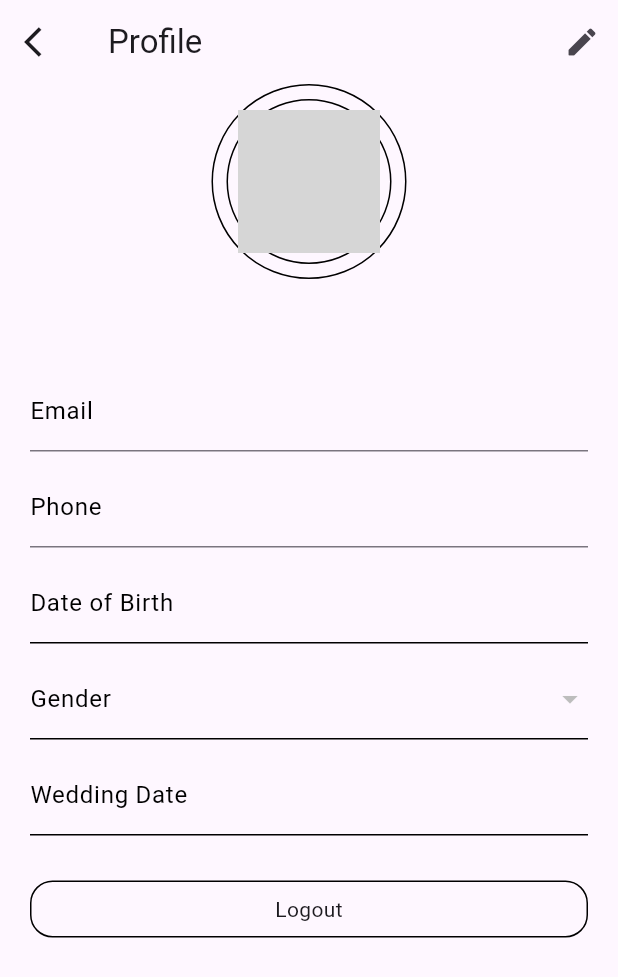
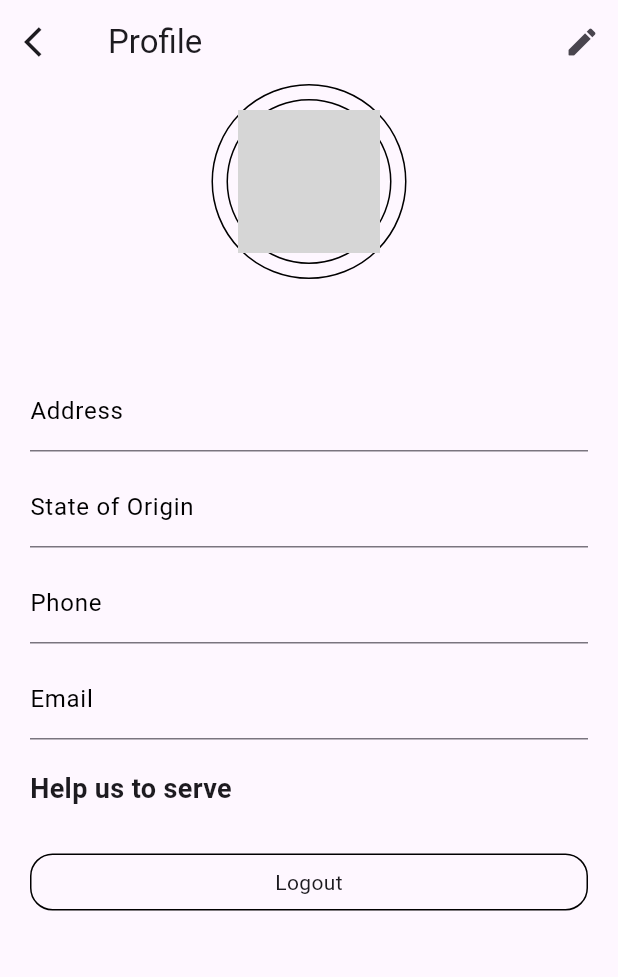
Before and after one commit to NigilDharsan/VilFresh, a Flutter app: the ProfileScreen screen opened directly, on a phone screen of 412 x 824 dp. Shown: the top 977 px of the screen. Run offline on Flutter 3.47's test engine with Material 3 defaults, Android fonts, the phone set to English and light mode, and no system bars; our stand-ins replace calendar_date_picker2, carousel_slider, dio, flutter_dash, flutter_easyloading, flutter_riverpod and 13 more; accounts and stored records are empty; generated files the repository leaves out were written again; network calls fail; project files that could hold a hidden picture were left out; grey boxes are pictures that could not be loaded.

Commit message:
Help and Support design changes and api updated

```diff
--- a/lib/Src/Home_DashBoard_Ui/NavDrawar.dart
+++ b/lib/Src/Home_DashBoard_Ui/NavDrawar.dart
@@ -2,7 +2,7 @@ import 'package:flutter/material.dart';
 import 'package:flutter_gen/gen_l10n/app_localizations.dart';
 import 'package:vilfresh/Common_Widgets/Bottom_Navigation_Bar.dart';
 import 'package:vilfresh/Common_Widgets/Image_Path.dart';
-import 'package:vilfresh/Src/Contact_Us_Ui/Help_Support_List.dart';
+import 'package:vilfresh/Src/Contact_Us_Ui/HelpSupportHome.dart';
 import 'package:vilfresh/Src/Holidays_Ui/Holidays_Screen.dart';
 import 'package:vilfresh/Src/Language/LanguageList.dart';
 import 'package:vilfresh/Src/Refer_And_Earn_Ui/Refer_And_Earn_Screen.dart';
@@ -148,7 +148,7 @@ class NavDrawer extends StatelessWidget {
                     Navigator.push(
                         context,
                         MaterialPageRoute(
-                            builder: (context) => Help_SupportList()));
+                            builder: (context) => HelpSupportHome()));
                   }),
               //Terms & Conditions
               SideMenu(
--- a/lib/Src/My_Order_Ui/My_Order_Screen.dart
+++ b/lib/Src/My_Order_Ui/My_Order_Screen.dart
@@ -162,7 +162,7 @@ Widget buildOrderDetailRow(String label, String value) {
       ),
       children: [
         TextSpan(
-          text: label.padRight(15), // Adds consistent padding after the label
+          text: label, // Adds consistent padding after the label
           style: TextStyle(fontWeight: FontWeight.bold),
         ),
         TextSpan(
--- a/lib/Src/Profile_UI/ProfileScreen.dart
+++ b/lib/Src/Profile_UI/ProfileScreen.dart
@@ -6,6 +6,7 @@ import 'package:flutter/services.dart';
 import 'package:flutter_riverpod/flutter_riverpod.dart';
 import 'package:image_picker/image_picker.dart';
 import 'package:intl/intl.dart';
+import 'package:vilfresh/Src/Sign_Up_Ui/Survey_Screen.dart';
 import 'package:vilfresh/utilits/ApiService.dart';
 import 'package:vilfresh/utilits/Generic.dart';
 
@@ -17,6 +18,9 @@ class ProfileScreen extends ConsumerStatefulWidget {
 }
 
 class _ProfileScreenState extends ConsumerState<ProfileScreen> {
+  TextEditingController _address = TextEditingController();
+  TextEditingController _stateoforigin = TextEditingController();
+
   TextEditingController _username = TextEditingController();
   TextEditingController _email = TextEditingController();
   TextEditingController _phone = TextEditingController();
@@ -132,9 +136,14 @@ class _ProfileScreenState extends ConsumerState<ProfileScreen> {
         ),
         body: result.when(
           data: (data) {
-            _username.text = data?.data?[0].userName ?? "";
-            _phone.text = data?.data?[0].mobileNo ?? "";
-            _email.text = data?.data?[0].email ?? "";
+            _username.text = _username.text == ""
+                ? (data?.data?[0].userName ?? "")
+                : _username.text;
+            _phone.text = _phone.text == ""
+                ? (data?.data?[0].mobileNo ?? "")
+                : _phone.text;
+            _email.text =
+                _email.text == "" ? (data?.data?[0].email ?? "") : _email.text;
             _dob.text =
                 _dob.text == "" ? (data?.data?[0].dOB ?? "") : _dob.text;
 
@@ -147,7 +156,7 @@ class _ProfileScreenState extends ConsumerState<ProfileScreen> {
                 padding: const EdgeInsets.symmetric(horizontal: 20),
                 child: Column(
                   mainAxisAlignment: MainAxisAlignment.start,
-                  crossAxisAlignment: CrossAxisAlignment.center,
+                  // crossAxisAlignment: CrossAxisAlignment.center,
                   children: [
                     Center(
                       child: Stack(
@@ -242,23 +251,47 @@ class _ProfileScreenState extends ConsumerState<ProfileScreen> {
                           )
                         : Container(),
 
-                    // EMAIL
                     TextFormField(
+                      keyboardType: TextInputType.phone,
+                      inputFormatters: [
+                        LengthLimitingTextInputFormatter(10),
+                        FilteringTextInputFormatter.digitsOnly
+                      ],
                       decoration: InputDecoration(
                         floatingLabelBehavior: FloatingLabelBehavior.auto,
-                        labelText: "Email",
+                        labelText: "Address",
                         labelStyle: TextStyle(color: Colors.black),
                         contentPadding: EdgeInsets.only(top: 7, bottom: 7),
                         focusedBorder: UnderlineInputBorder(
                           borderSide: BorderSide(color: Colors.black),
                         ),
                       ),
-                      controller: _email,
+                      controller: _address,
                       readOnly: !_isEditing,
                     ),
                     const SizedBox(height: 10),
 
-                    // PHONE
+                    TextFormField(
+                      keyboardType: TextInputType.phone,
+                      inputFormatters: [
+                        LengthLimitingTextInputFormatter(10),
+                        FilteringTextInputFormatter.digitsOnly
+                      ],
+                      decoration: InputDecoration(
+                        floatingLabelBehavior: FloatingLabelBehavior.auto,
+                        labelText: "State of Origin",
+                        labelStyle: TextStyle(color: Colors.black),
+                        contentPadding: EdgeInsets.only(top: 7, bottom: 7),
+                        focusedBorder: UnderlineInputBorder(
+                          borderSide: BorderSide(color: Colors.black),
+                        ),
+                      ),
+                      controller: _stateoforigin,
+                      readOnly: !_isEditing,
+                    ),
+                    const SizedBox(height: 10),
+
+// PHONE
                     TextFormField(
                       keyboardType: TextInputType.phone,
                       inputFormatters: [
@@ -279,89 +312,124 @@ class _ProfileScreenState extends ConsumerState<ProfileScreen> {
                     ),
                     const SizedBox(height: 10),
 
-                    // DOB
-                    GestureDetector(
-                      onTap: () {
-                        if (_isEditing) _selectDate(context);
-                      },
-                      child: AbsorbPointer(
-                        child: TextFormField(
-                          controller: _dob,
-                          decoration: InputDecoration(
-                            floatingLabelBehavior: FloatingLabelBehavior.auto,
-                            labelText: "Date of Birth",
-                            labelStyle: TextStyle(color: Colors.black),
-                            contentPadding: EdgeInsets.only(top: 7, bottom: 7),
-                            enabledBorder: UnderlineInputBorder(
-                              borderSide: BorderSide(color: Colors.black),
-                            ),
-                            focusedBorder: UnderlineInputBorder(
-                              borderSide: BorderSide(color: Colors.black),
-                            ),
-                          ),
-                          readOnly:
-                              true, // Set to true as it will only be editable via date picker
-                        ),
-                      ),
-                    ),
-                    const SizedBox(height: 10),
-
-                    // GENDER
-                    DropdownButtonFormField<String>(
-                      value: _selectedGender,
+                    // EMAIL
+                    TextFormField(
                       decoration: InputDecoration(
                         floatingLabelBehavior: FloatingLabelBehavior.auto,
-                        labelText: "Gender",
+                        labelText: "Email",
                         labelStyle: TextStyle(color: Colors.black),
                         contentPadding: EdgeInsets.only(top: 7, bottom: 7),
-                        enabledBorder: UnderlineInputBorder(
-                          borderSide: BorderSide(color: Colors.black),
-                        ),
                         focusedBorder: UnderlineInputBorder(
                           borderSide: BorderSide(color: Colors.black),
                         ),
                       ),
-                      items: [
-                        DropdownMenuItem(child: Text("Male"), value: "Male"),
-                        DropdownMenuItem(
-                            child: Text("Female"), value: "Female"),
-                        DropdownMenuItem(child: Text("Other"), value: "Other"),
+                      controller: _email,
+                      readOnly: !_isEditing,
+                    ),
+                    const SizedBox(height: 20),
+
+                    Row(
+                      mainAxisAlignment: MainAxisAlignment.start,
+                      children: [
+                        InkWell(
+                          onTap: () {
+                            Navigator.push(
+                                context,
+                                MaterialPageRoute(
+                                    builder: (context) => Survey_Screen()));
+                          },
+                          child: Text(
+                            "Help us to serve",
+                            textAlign: TextAlign.right,
+                            style: TextStyle(
+                                fontSize: 18, fontWeight: FontWeight.bold),
+                          ),
+                        ),
                       ],
-                      onChanged: _isEditing
-                          ? (String? newValue) {
-                              setState(() {
-                                _selectedGender = newValue;
-                              });
-                            }
-                          : null,
                     ),
-                    const SizedBox(height: 10),
+                    // // DOB
+                    // GestureDetector(
+                    //   onTap: () {
+                    //     if (_isEditing) _selectDate(context);
+                    //   },
+                    //   child: AbsorbPointer(
+                    //     child: TextFormField(
+                    //       controller: _dob,
+                    //       decoration: InputDecoration(
+                    //         floatingLabelBehavior: FloatingLabelBehavior.auto,
+                    //         labelText: "Date of Birth",
+                    //         labelStyle: TextStyle(color: Colors.black),
+                    //         contentPadding: EdgeInsets.only(top: 7, bottom: 7),
+                    //         enabledBorder: UnderlineInputBorder(
+                    //           borderSide: BorderSide(color: Colors.black),
+                    //         ),
+                    //         focusedBorder: UnderlineInputBorder(
+                    //           borderSide: BorderSide(color: Colors.black),
+                    //         ),
+                    //       ),
+                    //       readOnly:
+                    //           true, // Set to true as it will only be editable via date picker
+                    //     ),
+                    //   ),
+                    // ),
+                    // const SizedBox(height: 10),
 
-                    // WEDDING DATE
-                    GestureDetector(
-                      onTap: () {
-                        if (_isEditing) _selectWeddingDate(context);
-                      },
-                      child: AbsorbPointer(
-                        child: TextFormField(
-                          controller: _weddingdate,
-                          decoration: InputDecoration(
-                            floatingLabelBehavior: FloatingLabelBehavior.auto,
-                            labelText: "Wedding Date",
-                            labelStyle: TextStyle(color: Colors.black),
-                            contentPadding: EdgeInsets.only(top: 7, bottom: 7),
-                            enabledBorder: UnderlineInputBorder(
-                              borderSide: BorderSide(color: Colors.black),
-                            ),
-                            focusedBorder: UnderlineInputBorder(
-                              borderSide: BorderSide(color: Colors.black),
-                            ),
-                          ),
-                          readOnly:
-                              true, // Set to true as it will only be editable via date picker
-                        ),
-                      ),
-                    ),
+                    // // GENDER
+                    // DropdownButtonFormField<String>(
+                    //   value: _selectedGender,
+                    //   decoration: InputDecoration(
+                    //     floatingLabelBehavior: FloatingLabelBehavior.auto,
+                    //     labelText: "Gender",
+                    //     labelStyle: TextStyle(color: Colors.black),
+                    //     contentPadding: EdgeInsets.only(top: 7, bottom: 7),
+                    //     enabledBorder: UnderlineInputBorder(
+                    //       borderSide: BorderSide(color: Colors.black),
+                    //     ),
+                    //     focusedBorder: UnderlineInputBorder(
+                    //       borderSide: BorderSide(color: Colors.black),
+                    //     ),
+                    //   ),
+                    //   items: [
+                    //     DropdownMenuItem(child: Text("Male"), value: "Male"),
+                    //     DropdownMenuItem(
+                    //         child: Text("Female"), value: "Female"),
+                    //     DropdownMenuItem(child: Text("Other"), value: "Other"),
+                    //   ],
+                    //   onChanged: _isEditing
+                    //       ? (String? newValue) {
+                    //           setState(() {
+                    //             _selectedGender = newValue;
+                    //           });
+                    //         }
+                    //       : null,
+                    // ),
+                    // const SizedBox(height: 10),
+
+                    // // WEDDING DATE
+                    // GestureDetector(
+                    //   onTap: () {
+                    //     if (_isEditing) _selectWeddingDate(context);
+                    //   },
+                    //   child: AbsorbPointer(
+                    //     child: TextFormField(
+                    //       controller: _weddingdate,
+                    //       decoration: InputDecoration(
+                    //         floatingLabelBehavior: FloatingLabelBehavior.auto,
+                    //         labelText: "Wedding Date",
+                    //         labelStyle: TextStyle(color: Colors.black),
+                    //         contentPadding: EdgeInsets.only(top: 7, bottom: 7),
+                    //         enabledBorder: UnderlineInputBorder(
+                    //           borderSide: BorderSide(color: Colors.black),
+                    //         ),
+                    //         focusedBorder: UnderlineInputBorder(
+                    //           borderSide: BorderSide(color: Colors.black),
+                    //         ),
+                    //       ),
+                    //       readOnly:
+                    //           true, // Set to true as it will only be editable via date picker
+                    //     ),
+                    //   ),
+                    // ),
                     const SizedBox(height: 30),
 
                     // UPDATE BUTTON
```
Also changed, not shown: lib/Src/Contact_Us_Ui/Add_Help_Support.dart (+22 -10 lines), lib/Src/Contact_Us_Ui/HelpSupportHome.dart (added, +48 -0 lines), lib/Src/Contact_Us_Ui/Help_Support_List.dart (+17 -18 lines), lib/utilits/ApiService.dart (+6 -4 lines).
